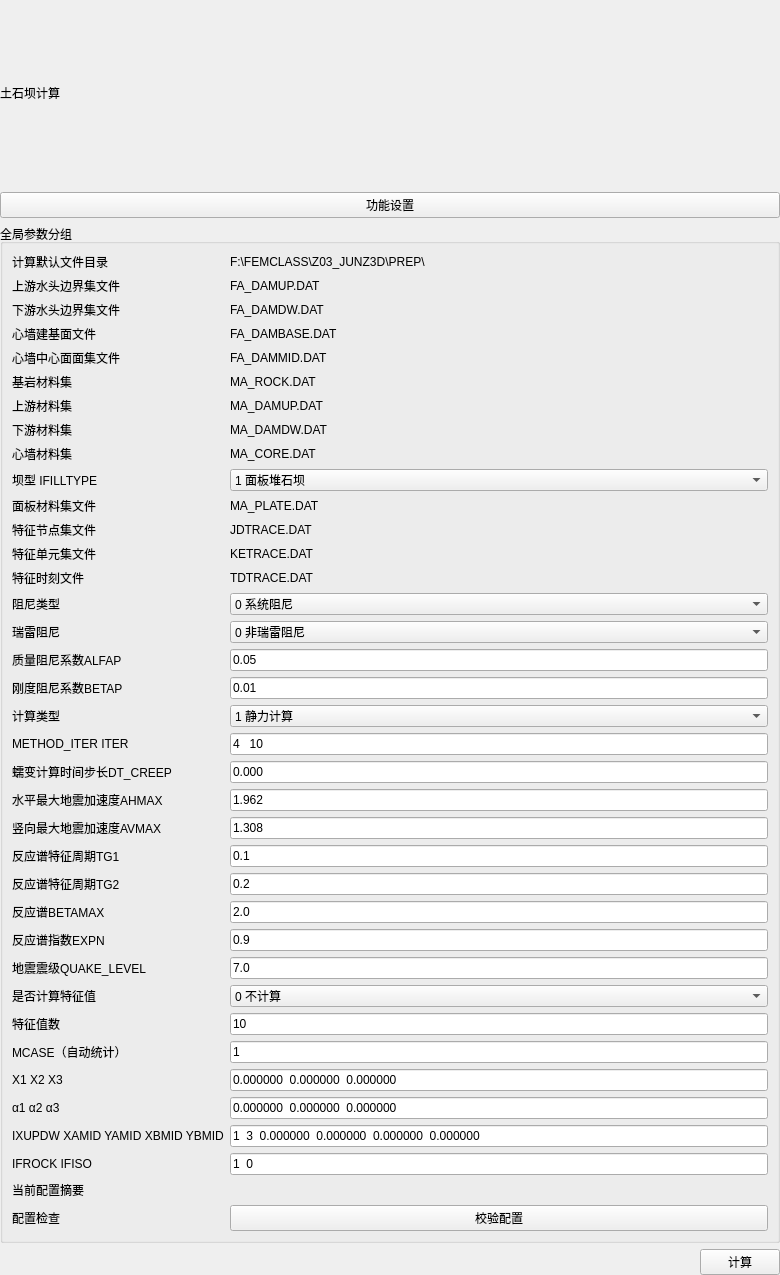
This is plugins/Base_Slover/DamAnalysisWidget.ui in asd977/base_cae as Qt 5 draws it before an edit. The edited form follows.
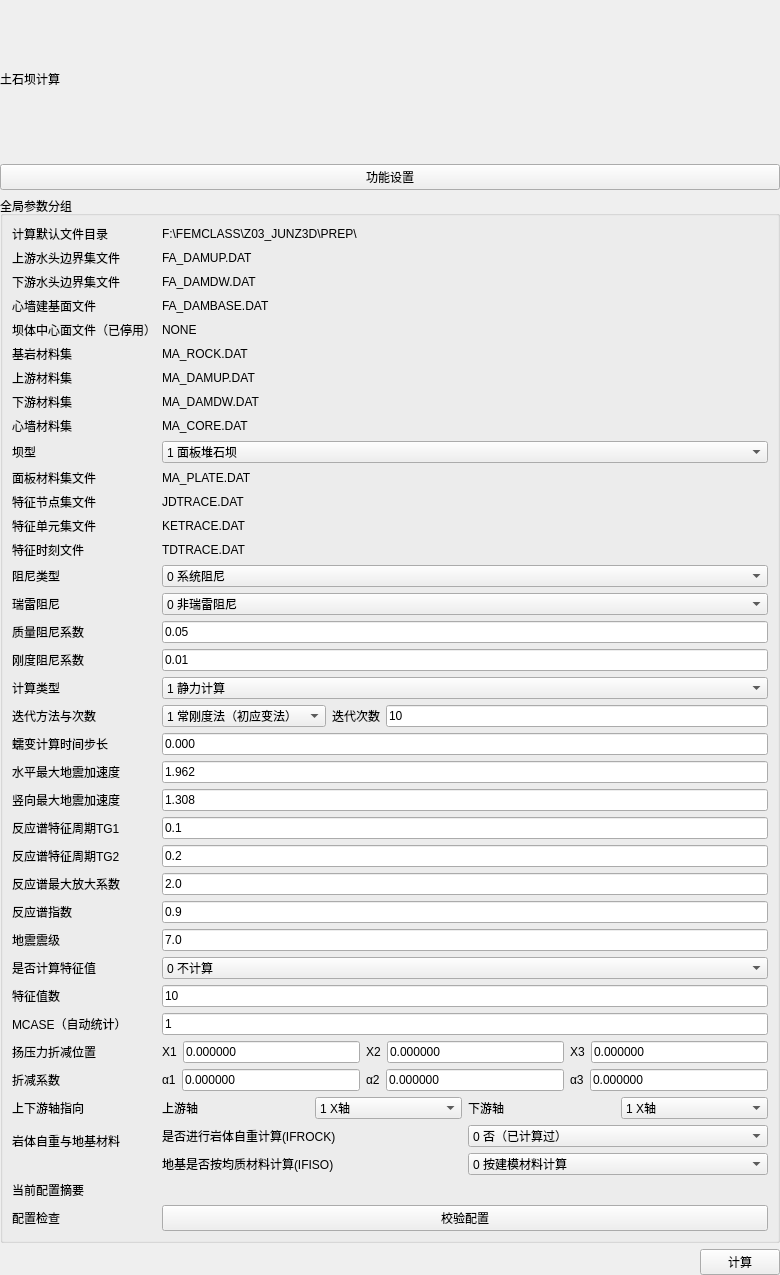
This is the edited form.

```diff
--- a/plugins/Base_Slover/DamAnalysisWidget.ui
+++ b/plugins/Base_Slover/DamAnalysisWidget.ui
@@ -105,14 +105,14 @@
      <item row="4" column="0">
       <widget class="QLabel" name="labelLine5">
        <property name="text">
-        <string>心墙中心面面集文件</string>
+        <string>坝体中心面文件（已停用）</string>
        </property>
       </widget>
      </item>
      <item row="4" column="1">
       <widget class="QLabel" name="line5Value">
        <property name="text">
-        <string>FA_DAMMID.DAT</string>
+        <string>NONE</string>
        </property>
       </widget>
      </item>
@@ -175,7 +175,7 @@
      <item row="9" column="0">
       <widget class="QLabel" name="labelLine10">
        <property name="text">
-        <string>坝型 IFILLTYPE</string>
+        <string>坝型</string>
        </property>
       </widget>
      </item>
@@ -304,7 +304,7 @@
      <item row="16" column="0">
       <widget class="QLabel" name="labelLine17">
        <property name="text">
-        <string>质量阻尼系数ALFAP</string>
+        <string>质量阻尼系数</string>
        </property>
       </widget>
      </item>
@@ -318,7 +318,7 @@
      <item row="17" column="0">
       <widget class="QLabel" name="labelLine18">
        <property name="text">
-        <string>刚度阻尼系数BETAP</string>
+        <string>刚度阻尼系数</string>
        </property>
       </widget>
      </item>
@@ -358,21 +358,34 @@
      <item row="19" column="0">
       <widget class="QLabel" name="labelLine20">
        <property name="text">
-        <string>METHOD_ITER ITER</string>
+        <string>迭代方法与次数</string>
        </property>
       </widget>
      </item>
      <item row="19" column="1">
-      <widget class="QLineEdit" name="editLine20">
-       <property name="text">
-        <string>4   10</string>
-       </property>
-      </widget>
+      <layout class="QHBoxLayout" name="layoutMethodIter">
+       <item>
+        <widget class="QComboBox" name="comboMethodIter">
+         <item><property name="text"><string>1 常刚度法（初应变法）</string></property></item>
+         <item><property name="text"><string>2 常刚度法（初应力法）</string></property></item>
+         <item><property name="text"><string>3 变刚度法（切线刚度法）</string></property></item>
+         <item><property name="text"><string>4 中点增量法（土坝填筑）</string></property></item>
+        </widget>
+       </item>
+       <item>
+        <widget class="QLabel" name="labelIter"><property name="text"><string>迭代次数</string></property></widget>
+       </item>
+       <item>
+        <widget class="QLineEdit" name="editIter">
+         <property name="text"><string>10</string></property>
+        </widget>
+       </item>
+      </layout>
      </item>
      <item row="20" column="0">
       <widget class="QLabel" name="labelLine21">
        <property name="text">
-        <string>蠕变计算时间步长DT_CREEP</string>
+        <string>蠕变计算时间步长</string>
        </property>
       </widget>
      </item>
@@ -386,7 +399,7 @@
      <item row="21" column="0">
       <widget class="QLabel" name="labelLine22">
        <property name="text">
-        <string>水平最大地震加速度AHMAX</string>
+        <string>水平最大地震加速度</string>
        </property>
       </widget>
      </item>
@@ -400,7 +413,7 @@
      <item row="22" column="0">
       <widget class="QLabel" name="labelLine23">
        <property name="text">
-        <string>竖向最大地震加速度AVMAX</string>
+        <string>竖向最大地震加速度</string>
        </property>
       </widget>
      </item>
@@ -442,7 +455,7 @@
      <item row="25" column="0">
       <widget class="QLabel" name="labelLine26">
        <property name="text">
-        <string>反应谱BETAMAX</string>
+        <string>反应谱最大放大系数</string>
        </property>
       </widget>
      </item>
@@ -456,7 +469,7 @@
      <item row="26" column="0">
       <widget class="QLabel" name="labelLine27">
        <property name="text">
-        <string>反应谱指数EXPN</string>
+        <string>反应谱指数</string>
        </property>
       </widget>
      </item>
@@ -470,7 +483,7 @@
      <item row="27" column="0">
       <widget class="QLabel" name="labelLine28">
        <property name="text">
-        <string>地震震级QUAKE_LEVEL</string>
+        <string>地震震级</string>
        </property>
       </widget>
      </item>
@@ -536,58 +549,74 @@
      <item row="31" column="0">
       <widget class="QLabel" name="labelX">
        <property name="text">
-        <string>X1 X2 X3</string>
+        <string>扬压力折减位置</string>
        </property>
       </widget>
      </item>
      <item row="31" column="1">
-      <widget class="QLineEdit" name="editX">
-       <property name="text">
-        <string>0.000000  0.000000  0.000000</string>
-       </property>
-      </widget>
+      <layout class="QHBoxLayout" name="layoutX">
+       <item><widget class="QLabel" name="labelX1"><property name="text"><string>X1</string></property></widget></item>
+       <item><widget class="QLineEdit" name="editX1"><property name="text"><string>0.000000</string></property></widget></item>
+       <item><widget class="QLabel" name="labelX2"><property name="text"><string>X2</string></property></widget></item>
+       <item><widget class="QLineEdit" name="editX2"><property name="text"><string>0.000000</string></property></widget></item>
+       <item><widget class="QLabel" name="labelX3"><property name="text"><string>X3</string></property></widget></item>
+       <item><widget class="QLineEdit" name="editX3"><property name="text"><string>0.000000</string></property></widget></item>
+      </layout>
      </item>
      <item row="32" column="0">
       <widget class="QLabel" name="labelAlfa">
        <property name="text">
-        <string>α1 α2 α3</string>
+        <string>折减系数</string>
        </property>
       </widget>
      </item>
      <item row="32" column="1">
-      <widget class="QLineEdit" name="editAlfa">
-       <property name="text">
-        <string>0.000000  0.000000  0.000000</string>
-       </property>
-      </widget>
+      <layout class="QHBoxLayout" name="layoutAlfa">
+       <item><widget class="QLabel" name="labelAlfa1"><property name="text"><string>α1</string></property></widget></item>
+       <item><widget class="QLineEdit" name="editAlfa1"><property name="text"><string>0.000000</string></property></widget></item>
+       <item><widget class="QLabel" name="labelAlfa2"><property name="text"><string>α2</string></property></widget></item>
+       <item><widget class="QLineEdit" name="editAlfa2"><property name="text"><string>0.000000</string></property></widget></item>
+       <item><widget class="QLabel" name="labelAlfa3"><property name="text"><string>α3</string></property></widget></item>
+       <item><widget class="QLineEdit" name="editAlfa3"><property name="text"><string>0.000000</string></property></widget></item>
+      </layout>
      </item>
      <item row="33" column="0">
       <widget class="QLabel" name="labelAxis">
        <property name="text">
-        <string>IXUPDW XAMID YAMID XBMID YBMID</string>
+        <string>上下游轴指向</string>
        </property>
       </widget>
      </item>
      <item row="33" column="1">
-      <widget class="QLineEdit" name="editAxis">
-       <property name="text">
-        <string>1  3  0.000000  0.000000  0.000000  0.000000</string>
-       </property>
-      </widget>
+      <layout class="QHBoxLayout" name="layoutAxis">
+       <item><widget class="QLabel" name="labelAxisUp"><property name="text"><string>上游轴</string></property></widget></item>
+       <item><widget class="QComboBox" name="comboAxisUp"><item><property name="text"><string>1 X轴</string></property></item><item><property name="text"><string>2 Y轴</string></property></item><item><property name="text"><string>3 Z轴</string></property></item></widget></item>
+       <item><widget class="QLabel" name="labelAxisDown"><property name="text"><string>下游轴</string></property></widget></item>
+       <item><widget class="QComboBox" name="comboAxisDown"><item><property name="text"><string>1 X轴</string></property></item><item><property name="text"><string>2 Y轴</string></property></item><item><property name="text"><string>3 Z轴</string></property></item></widget></item>
+      </layout>
      </item>
      <item row="34" column="0">
       <widget class="QLabel" name="labelRock">
        <property name="text">
-        <string>IFROCK IFISO</string>
+        <string>岩体自重与地基材料</string>
        </property>
       </widget>
      </item>
      <item row="34" column="1">
-      <widget class="QLineEdit" name="editRock">
-       <property name="text">
-        <string>1  0</string>
-       </property>
-      </widget>
+      <layout class="QVBoxLayout" name="layoutRock">
+       <item>
+        <layout class="QHBoxLayout" name="layoutIfrock">
+         <item><widget class="QLabel" name="labelIfRock"><property name="text"><string>是否进行岩体自重计算(IFROCK)</string></property></widget></item>
+         <item><widget class="QComboBox" name="comboIfRock"><item><property name="text"><string>0 否（已计算过）</string></property></item><item><property name="text"><string>1 是（本次计算）</string></property></item></widget></item>
+        </layout>
+       </item>
+       <item>
+        <layout class="QHBoxLayout" name="layoutIfiso">
+         <item><widget class="QLabel" name="labelIfIso"><property name="text"><string>地基是否按均质材料计算(IFISO)</string></property></widget></item>
+         <item><widget class="QComboBox" name="comboIfIso"><item><property name="text"><string>0 按建模材料计算</string></property></item><item><property name="text"><string>1 按IFISO材料计算</string></property></item></widget></item>
+        </layout>
+       </item>
+      </layout>
      </item>
      <item row="35" column="0">
       <widget class="QLabel" name="labelSummary">
```
Lines whose indentation alone changed are shown as unchanged.
